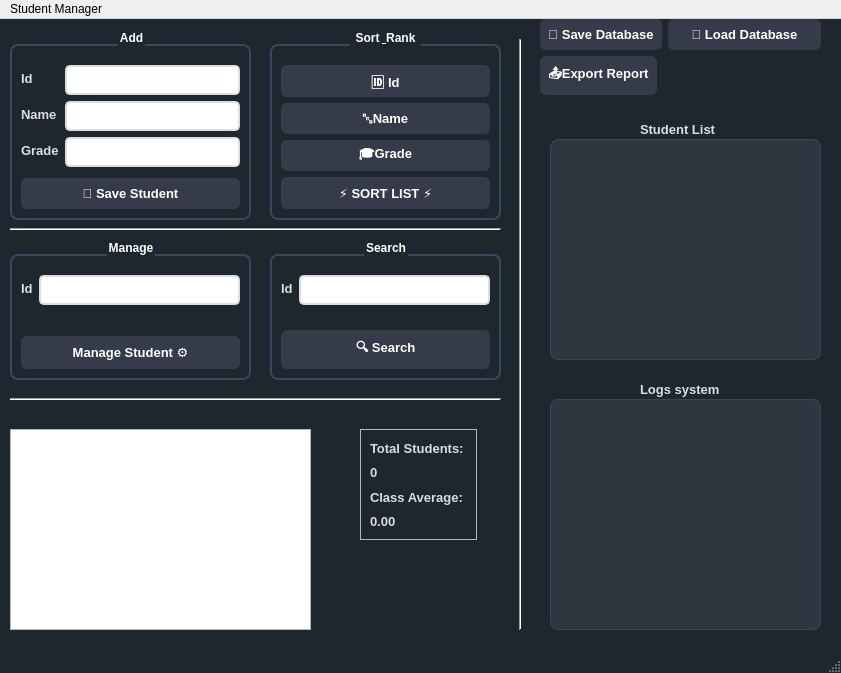
Before: the Qt Designer form mainwindow.ui in BakrAmghar/student-management-system-c, drawn with Qt 5.
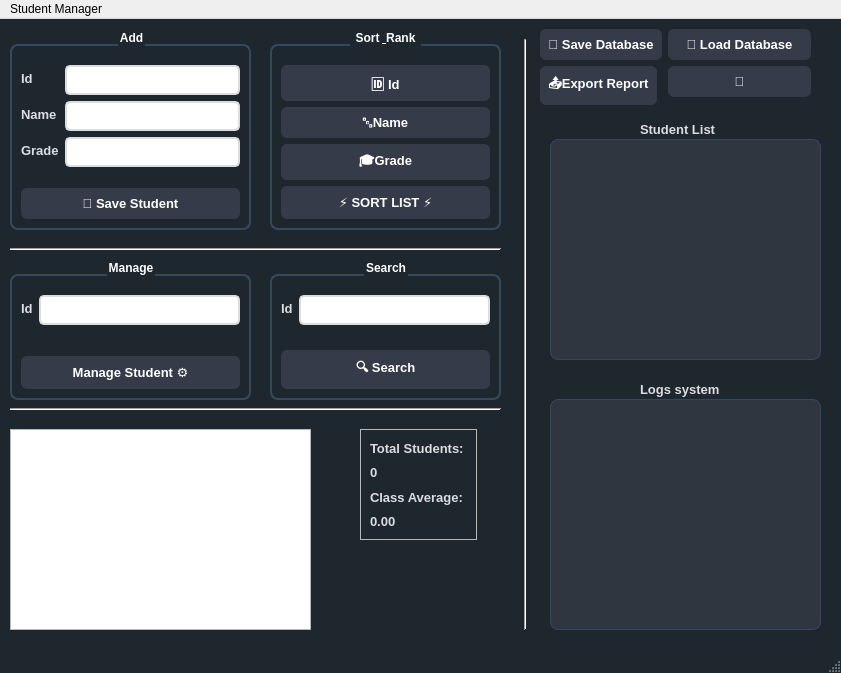
After: the same form once the commit is applied.

What changed in the file:
```diff
--- a/mainwindow.ui
+++ b/mainwindow.ui
@@ -137,7 +137,7 @@
      <rect>
       <x>510</x>
       <y>20</y>
-      <width>20</width>
+      <width>31</width>
       <height>591</height>
      </rect>
     </property>
@@ -149,7 +149,7 @@
     <property name="geometry">
      <rect>
       <x>10</x>
-      <y>200</y>
+      <y>220</y>
       <width>491</width>
       <height>21</height>
      </rect>
@@ -162,7 +162,7 @@
     <property name="geometry">
      <rect>
       <x>10</x>
-      <y>370</y>
+      <y>380</y>
       <width>491</width>
       <height>21</height>
      </rect>
@@ -190,7 +190,7 @@
       <x>10</x>
       <y>10</y>
       <width>241</width>
-      <height>191</height>
+      <height>201</height>
      </rect>
     </property>
     <property name="title">
@@ -256,7 +256,7 @@
     <property name="geometry">
      <rect>
       <x>270</x>
-      <y>220</y>
+      <y>240</y>
       <width>231</width>
       <height>141</height>
      </rect>
@@ -304,7 +304,7 @@
     <property name="geometry">
      <rect>
       <x>10</x>
-      <y>220</y>
+      <y>240</y>
       <width>241</width>
       <height>141</height>
      </rect>
@@ -352,9 +352,9 @@
     <property name="geometry">
      <rect>
       <x>540</x>
-      <y>0</y>
-      <width>281</width>
-      <height>91</height>
+      <y>10</y>
+      <width>271</width>
+      <height>81</height>
      </rect>
     </property>
     <layout class="QFormLayout" name="formLayout_6">
@@ -379,6 +379,13 @@
        </property>
       </widget>
      </item>
+     <item row="1" column="1">
+      <widget class="QPushButton" name="btn_theme_toggle">
+       <property name="text">
+        <string>🌙</string>
+       </property>
+      </widget>
+     </item>
     </layout>
    </widget>
    <widget class="QGraphicsView" name="chartContainer">
@@ -466,7 +473,7 @@
       <x>270</x>
       <y>10</y>
       <width>231</width>
-      <height>191</height>
+      <height>201</height>
      </rect>
     </property>
     <property name="title">
```
